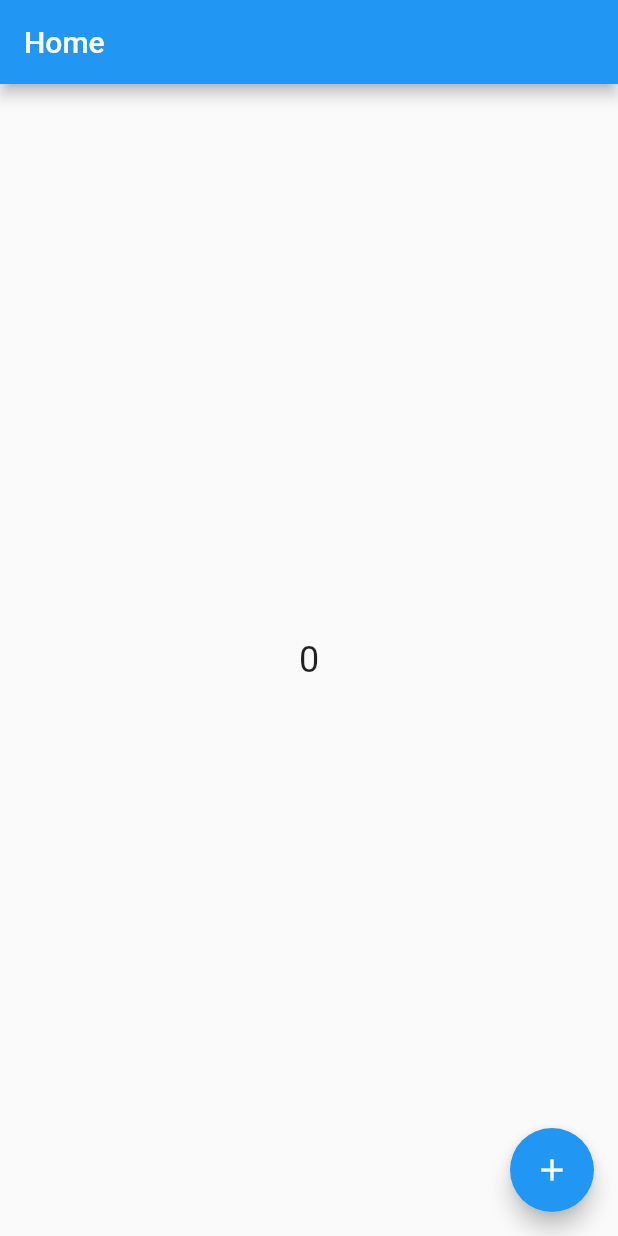
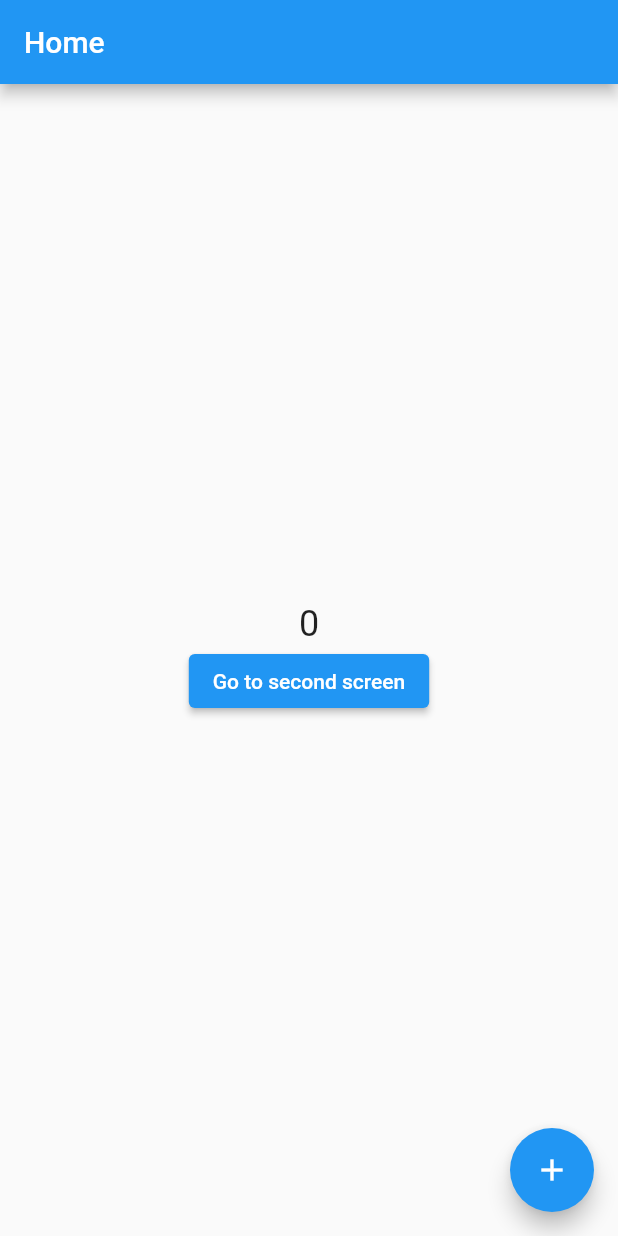
Before and after one commit to RafatMeraz/ostad_flutter_batch_four, a Flutter app: the screen it shows after launch, on a phone screen of 412 x 824 dp. Run offline on Flutter 3.47's test engine with Material 2 defaults, Android fonts, the phone set to English and light mode, and no system bars; our stand-ins replace get, shared_preferences; accounts and stored records are empty.

Commit message:
Add getx controller and route management in counter app

```diff
--- /dev/null
+++ b/live_class_project/lib/counter_app.dart
@@ -0,0 +1,27 @@
+import 'package:flutter/material.dart';
+import 'package:get/get.dart';
+import 'package:live_class_project/counter_state_controller.dart';
+import 'package:live_class_project/home_screen.dart';
+
+class CounterApp extends StatelessWidget {
+  const CounterApp({super.key});
+
+  @override
+  Widget build(BuildContext context) {
+    return GetMaterialApp(
+      home: const HomeScreen(),
+      initialBinding: GetxDependencyBinder(),
+    );
+  }
+}
+
+class GetxDependencyBinder extends Bindings {
+  /// Get dependency manager
+
+  /// todo - Code against abstraction -> Dependency injection -> Dependency inversion
+
+  @override
+  void dependencies() {
+    Get.put(CounterStateController());
+  }
+}
--- /dev/null
+++ b/live_class_project/lib/counter_state_controller.dart
@@ -0,0 +1,17 @@
+import 'package:get/get.dart';
+
+class CounterStateController extends GetxController {
+  int _count = 0;
+
+  int get count => _count;
+
+  void updateValue(int value) {
+    if (value < 0) {
+      _count = 0;
+      update();
+      return;
+    }
+    _count += value;
+    update();
+  }
+}
--- /dev/null
+++ b/live_class_project/lib/home_screen.dart
@@ -0,0 +1,51 @@
+import 'package:flutter/material.dart';
+import 'package:get/get.dart';
+import 'package:live_class_project/counter_state_controller.dart';
+import 'package:live_class_project/second_screen.dart';
+
+class HomeScreen extends StatefulWidget {
+  const HomeScreen({super.key});
+
+  @override
+  State<HomeScreen> createState() => _HomeScreenState();
+}
+
+class _HomeScreenState extends State<HomeScreen> {
+  CounterStateController counterStateController =
+      Get.find<CounterStateController>();
+
+  @override
+  Widget build(BuildContext context) {
+    return Scaffold(
+      appBar: AppBar(
+        title: const Text("Home"),
+      ),
+      body: Center(
+        child: Column(
+          mainAxisAlignment: MainAxisAlignment.center,
+          children: [
+            GetBuilder<CounterStateController>(builder: (controller) {
+              return Text(
+                controller.count.toString(),
+                style: const TextStyle(
+                  fontSize: 24,
+                ),
+              );
+            }),
+            ElevatedButton(
+                onPressed: () {
+                  Get.to(const SecondScreen());
+                },
+                child: const Text('Go to second screen'))
+          ],
+        ),
+      ),
+      floatingActionButton: FloatingActionButton(
+        onPressed: () {
+          counterStateController.updateValue(3);
+        },
+        child: const Icon(Icons.add),
+      ),
+    );
+  }
+}
--- a/live_class_project/lib/main.dart
+++ b/live_class_project/lib/main.dart
@@ -1,50 +1,6 @@
 import 'package:flutter/material.dart';
-import 'package:get/get.dart';
+import 'package:live_class_project/counter_app.dart';
 
 void main() {
   runApp(const CounterApp());
 }
-
-class CounterApp extends StatelessWidget {
-  const CounterApp({super.key});
-
-  @override
-  Widget build(BuildContext context) {
-    return const MaterialApp(
-      home: HomeScreen(),
-    );
-  }
-}
-
-class HomeScreen extends StatefulWidget {
-  const HomeScreen({super.key});
-
-  @override
-  State<HomeScreen> createState() => _HomeScreenState();
-}
-
-class _HomeScreenState extends State<HomeScreen> {
-  RxInt count = 0.obs;
-
-  @override
-  Widget build(BuildContext context) {
-    return Scaffold(
-      appBar: AppBar(
-        title: const Text("Home"),
-      ),
-      body: Center(
-        child: Obx(
-            () => Text(count.toString(), style: const TextStyle(
-            fontSize: 24,
-          ),),
-        ),
-      ),
-      floatingActionButton: FloatingActionButton(
-        onPressed: () {
-          count++;
-        },
-        child: const Icon(Icons.add),
-      ),
-    );
-  }
-}
```
Also changed, not shown: live_class_project/lib/second_screen.dart (added, +44 -0 lines), live_class_project/lib/third_screen.dart (added, +28 -0 lines).
